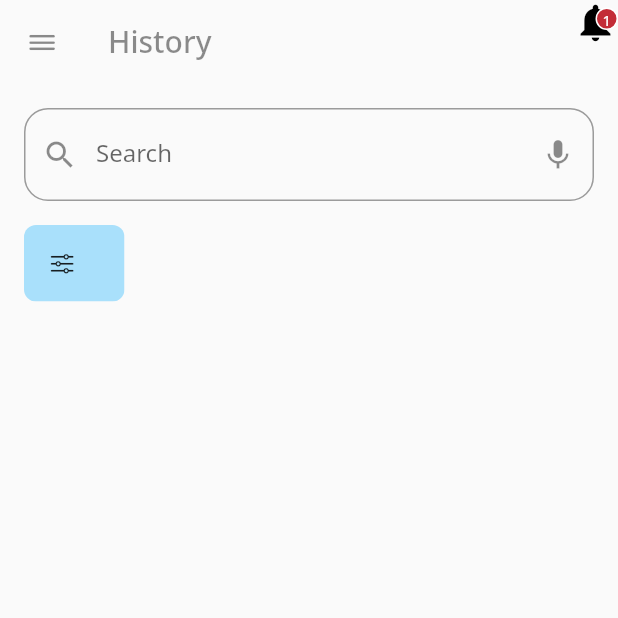
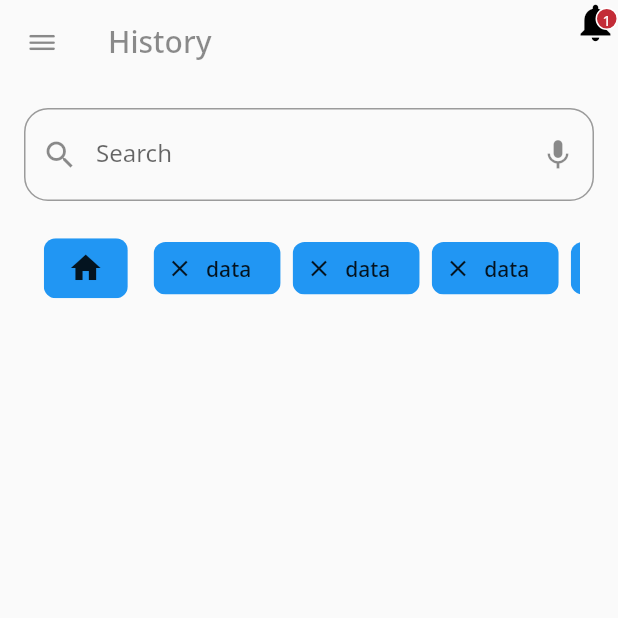
Before and after one commit to mazud21/booking_ninjas, a Flutter app: the History screen opened by its route, on a phone screen of 412 x 824 dp, the top half of it. Run offline on Flutter 3.47's test engine with Material 2 defaults, Android fonts, the phone set to English and light mode, and no system bars; our stand-ins replace dotted_border, get, google_fonts, image_picker; missing offline and left inert: flutter_swipe_button.

Commit message:
update history

```diff
--- a/lib/view/history.dart
+++ b/lib/view/history.dart
@@ -1,15 +1,14 @@
 import 'package:flutter/cupertino.dart';
 import 'package:flutter/material.dart';
+import 'package:get/get.dart';
 
 class History extends StatefulWidget {
-
   @override
   State<History> createState() => _HistoryState();
 }
 
 class _HistoryState extends State<History> {
-
-  Widget myAppBarIcon(){
+  Widget myAppBarIcon() {
     return Container(
       width: 30,
       height: 30,
@@ -36,7 +35,8 @@ class _HistoryState extends State<History> {
                 padding: const EdgeInsets.all(0.0),
                 child: Center(
                   child: Text(
-                    /*_counter.toString()*/ '1',
+                    /*_counter.toString()*/
+                    '1',
                     style: TextStyle(fontSize: 10),
                   ),
                 ),
@@ -53,12 +53,13 @@ class _HistoryState extends State<History> {
     return Scaffold(
       appBar: AppBar(
         leading: Icon(CupertinoIcons.bars, color: Colors.black45),
-        title: Text('History', style: TextStyle(fontWeight: FontWeight.w500, color: Colors.black45),),
+        title: Text(
+          'History',
+          style: TextStyle(fontWeight: FontWeight.w500, color: Colors.black45),
+        ),
         elevation: 0,
         backgroundColor: Colors.transparent,
-        actions: [
-          myAppBarIcon()
-        ],
+        actions: [myAppBarIcon()],
       ),
       body: Container(
         padding: EdgeInsets.all(16),
@@ -70,33 +71,67 @@ class _HistoryState extends State<History> {
                     //fillColor: Colors.white,
                     border: OutlineInputBorder(
                       borderRadius: BorderRadius.circular(16),
-            borderSide: BorderSide(
-                color: Colors.white10
-            ),
+                      borderSide: BorderSide(color: Colors.white10),
                     ),
                     prefixIcon: Icon(Icons.search),
                     suffixIcon: InkWell(
                       onTap: () => '',
                       child: Icon(Icons.mic),
-          )
-        )
-    ),
+                    ))),
             SizedBox(
               height: 16,
             ),
-            Row(
-              children: [
-                Chip(
-
-                  label: Text(''),
-                  padding: EdgeInsets.all(16),
-                  backgroundColor: Color.fromRGBO(
-                      56, 187, 253, 0.4196078431372549),
-                  shape: RoundedRectangleBorder(borderRadius: BorderRadius.circular(8)),
-                  avatar: Icon(CupertinoIcons.slider_horizontal_3),
-                )
+            SizedBox(
+              height: Get.height * 0.07,
+              child: Row(
+                children: <Widget>[
+                  SizedBox(
+                    width: Get.width * 0.2,
+                    child: Chip(
+                      shape: RoundedRectangleBorder(
+                          borderRadius: BorderRadius.circular(8)
+                      ),
+                      backgroundColor: Colors.blue,
+                      label: Icon(Icons.home),
+                      padding: EdgeInsets.all(8),
+                    ),
+                    /*Container(
+                      decoration: BoxDecoration(
+                        borderRadius: BorderRadius.circular(8),
+                        color: Colors.blue,
+                      ),
+                      child: Padding(
+                          padding: EdgeInsets.all(8),
+                          child: Icon(CupertinoIcons.slider_horizontal_3)),
+                    ),*/
+                  ),
+                  SizedBox(
+                    width: Get.width * 0.7,
+                    child: ListView.builder(
+                      scrollDirection: Axis.horizontal,
+                      itemCount: 5,
+                      itemBuilder: (context, index) {
+                        return Container(
+                          margin: EdgeInsets.all(4),
+                          child: Chip(
+                            shape: RoundedRectangleBorder(
+                                borderRadius: BorderRadius.circular(8)
+                            ),
+                            avatar: InkWell(
+                              onTap: () => null,
+                              child: Icon(Icons.close),
+                            ),
+                            backgroundColor: Colors.blue,
+                            label: Text('data '),
+                            padding: EdgeInsets.all(8),
+                          ),
+                        );
+                      },
+                    ),
+                  ),
                 ],
-            )
+              ),
+            ),
           ],
         ),
       ),
```
Lines whose indentation alone changed are shown as unchanged.
